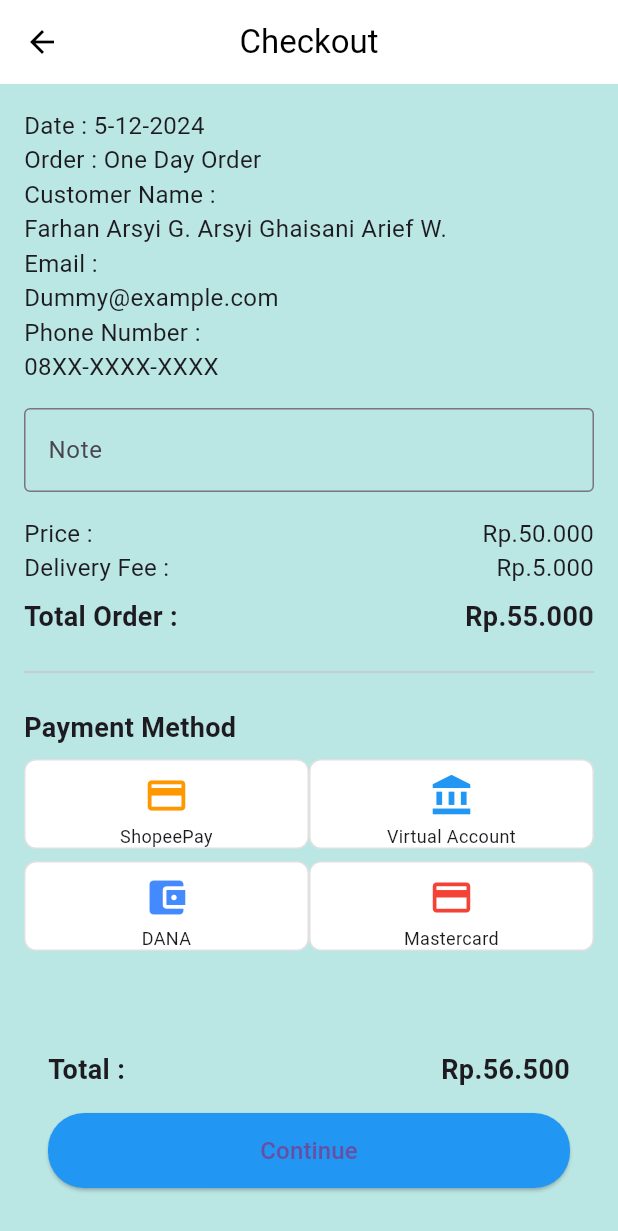
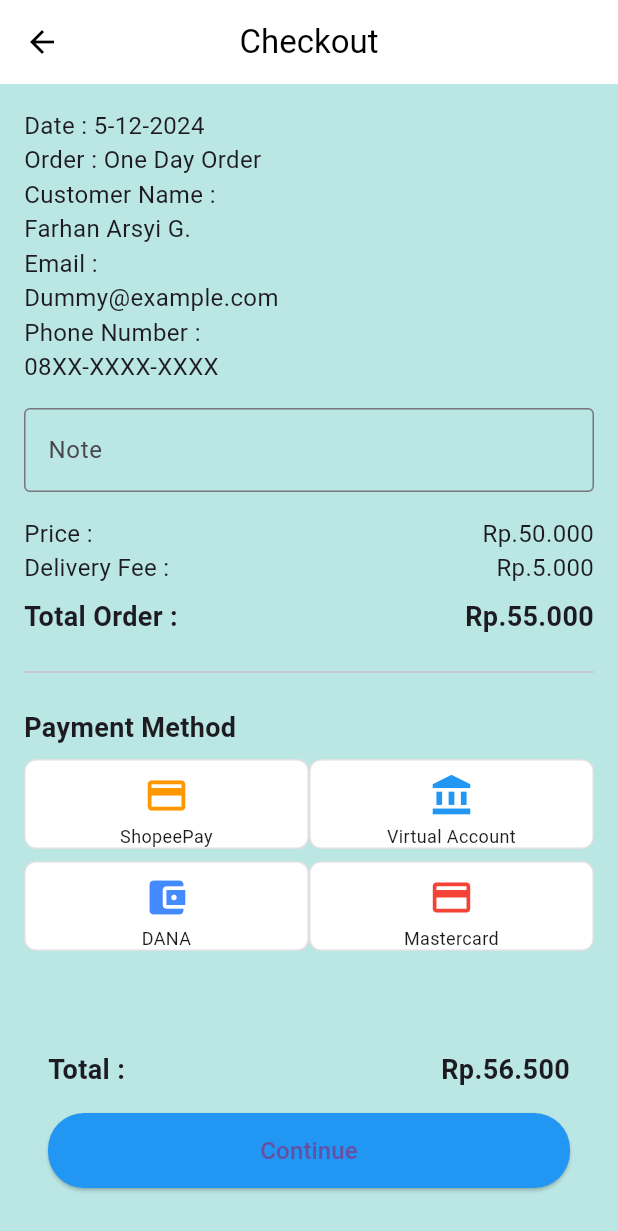
Before and after one commit to farhanghaisani/glowshoess, a Flutter app: the CheckoutPage screen opened directly, on a phone screen of 412 x 824 dp. Shown: the top 1231 px of the screen. Run offline on Flutter 3.47's test engine with Material 3 defaults, Android fonts, the light colour scheme and no system bars; our stand-ins replace audioplayers, cloud_firestore, firebase_auth, firebase_core, firebase_messaging, firebase_storage and 9 more; accounts and stored records are empty.

Commit message:
Update payment_page_view.dart

```diff
--- a/lib/module/payment_page/view/payment_page_view.dart
+++ b/lib/module/payment_page/view/payment_page_view.dart
@@ -22,7 +22,7 @@ class CheckoutPage extends StatelessWidget {
           crossAxisAlignment: CrossAxisAlignment.start,
           children: [
             Text(
-              'Date : 5-12-2024\nOrder : One Day Order\nCustomer Name :\nFarhan Arsyi G. Arsyi Ghaisani Arief W.',
+              'Date : 5-12-2024\nOrder : One Day Order\nCustomer Name :\nFarhan Arsyi G.',
               style: TextStyle(fontSize: 16.0),
             ),
             Text(
```
